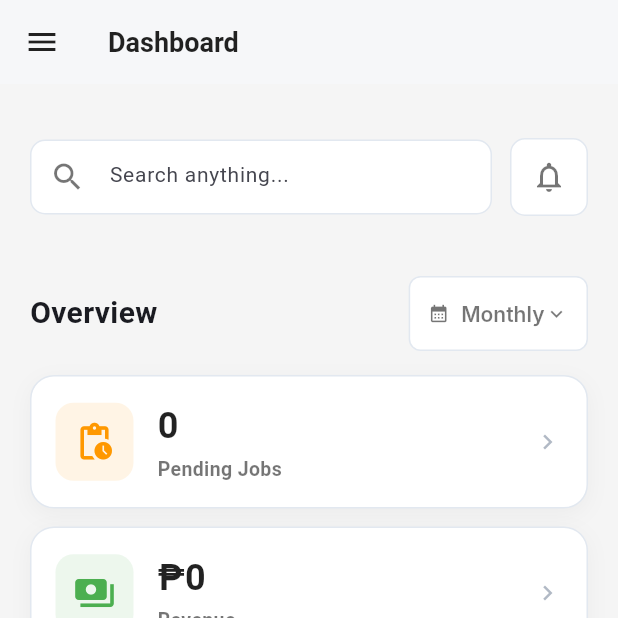
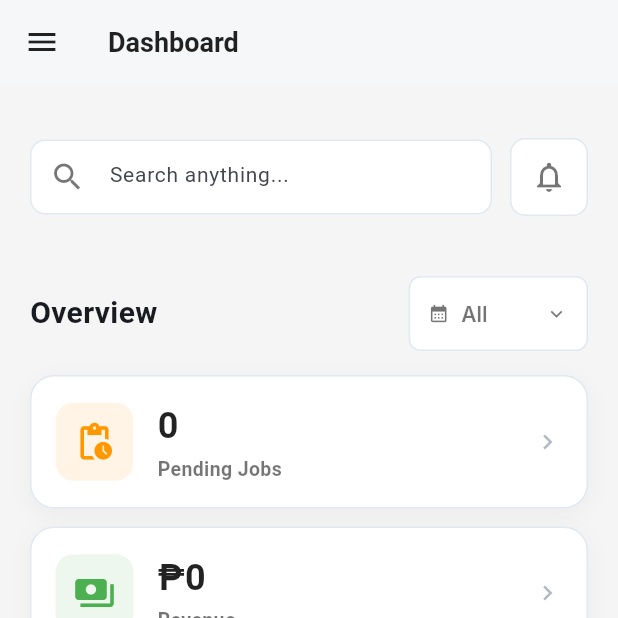
Before and after one commit to Lethe-28/IT12_G-J_AIRCON_SOLUTIONS, a Flutter app: the DashboardScreen screen opened by its route, on a phone screen of 412 x 824 dp, the top half of it. Run offline on Flutter 3.47's test engine with Material 3 defaults, Android fonts, the phone set to English and light mode, and no system bars; our stand-ins replace flutter_dotenv, flutter_local_notifications, pdf, printing, shared_preferences, supabase_flutter; missing offline and left inert: excel; accounts and stored records are empty; Roboto replaces fonts that are missing (Inter).

Commit message:
Made ALL filter on dashboard

```diff
--- a/lib/dashboard.dart
+++ b/lib/dashboard.dart
@@ -30,7 +30,7 @@ class _DashboardScreenState extends State<DashboardScreen> {
   final DashboardProvider _dashboardProvider = DashboardProvider();
   bool _isLoading = true;
   String _searchQuery = '';
-  String _dateRange = 'Monthly';
+  String _dateRange = 'All';
   RealtimeChannel? _subscription;
 
   bool get _isServiceManager => AppState.currentRole == UserRole.serviceManager;
@@ -556,6 +556,7 @@ class _DashboardScreenState extends State<DashboardScreen> {
                                         'Weekly',
                                         'Monthly',
                                         'Yearly',
+                                        'All',
                                       ].map((String value) {
                                         return DropdownMenuItem<String>(
                                           value: value,
--- a/lib/data/dashboard_provider.dart
+++ b/lib/data/dashboard_provider.dart
@@ -68,6 +68,10 @@ class DashboardProvider extends ChangeNotifier {
       case 'Yearly':
         start = DateTime(now.year, 1, 1);
         end = DateTime(now.year, 12, 31);
+        break;
+      case 'All': // <--- NEW CASE
+        start = DateTime(2000, 1, 1); // Way back in the past
+        end = DateTime(2100, 12, 31); // Way in the future
         break;
       case 'Today':
       default:
```
